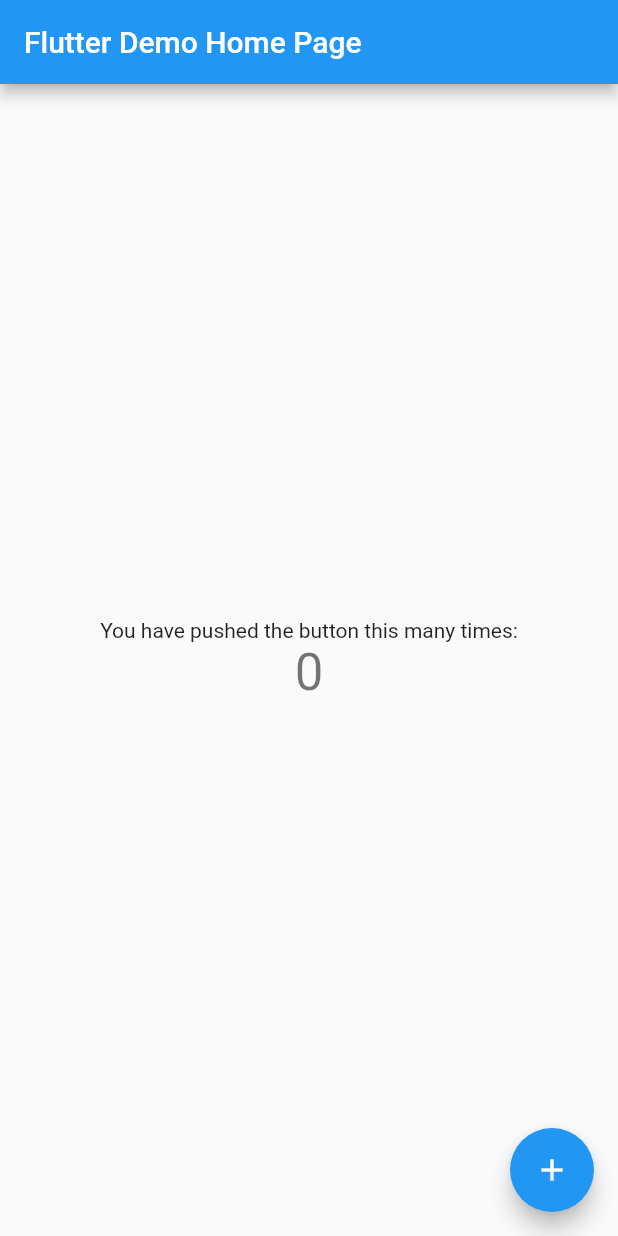
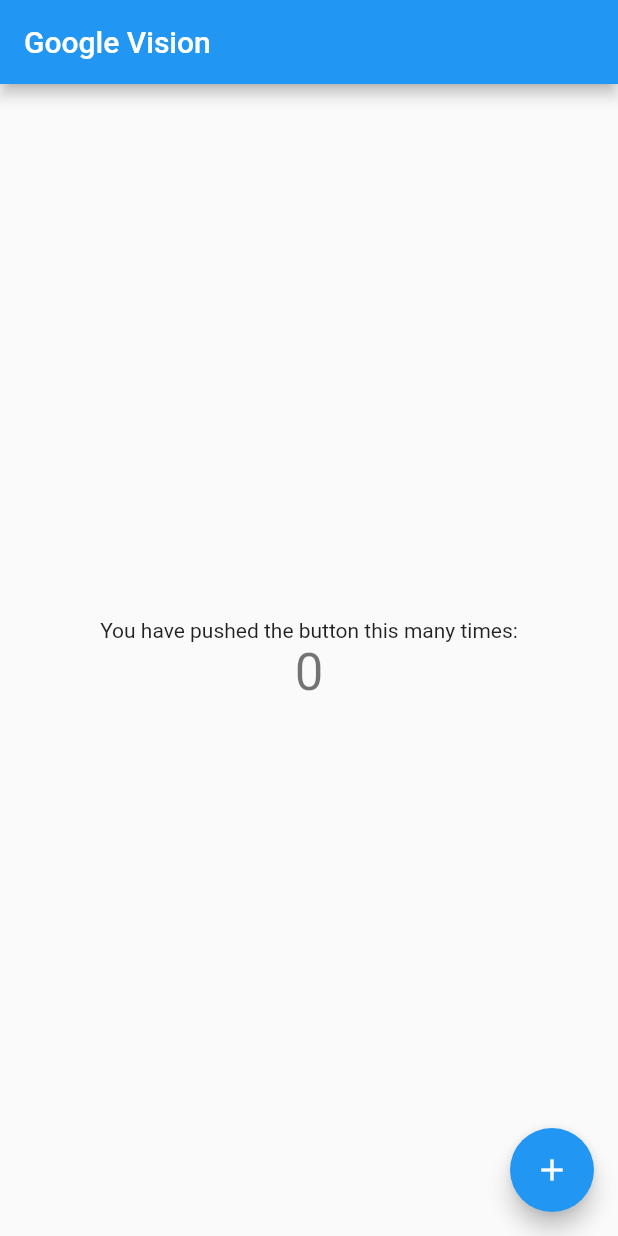
Before and after one commit to xxANONYMxx/flutter_visions, a Flutter app: the screen it shows after launch, on a phone screen of 412 x 824 dp. Run offline on Flutter 3.47's test engine with Material 2 defaults, Android fonts, the phone set to English and light mode, and no system bars.

```diff
--- a/lib/main.dart
+++ b/lib/main.dart
@@ -24,7 +24,7 @@ class MyApp extends StatelessWidget {
         // is not restarted.
         primarySwatch: Colors.blue,
       ),
-      home: const MyHomePage(title: 'Flutter Demo Home Page'),
+      home: const MyHomePage(title: 'Google Vision'),
     );
   }
 }
```
Also changed, not shown: pubspec.lock.
